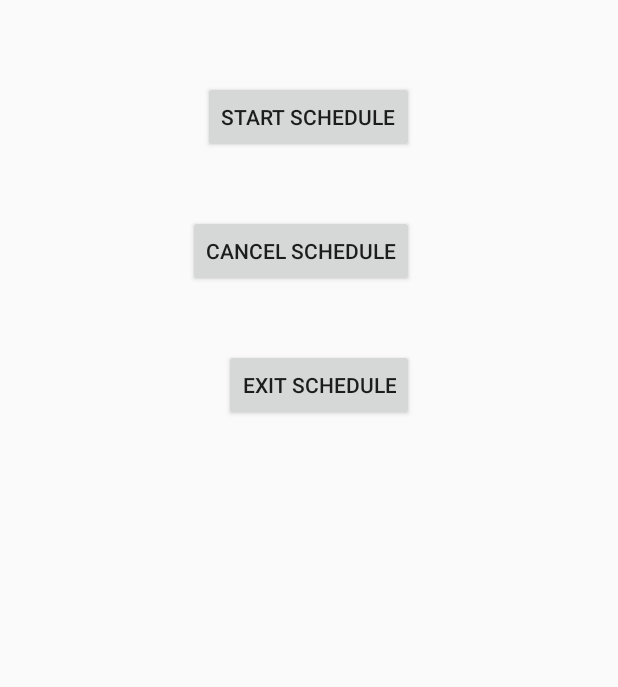
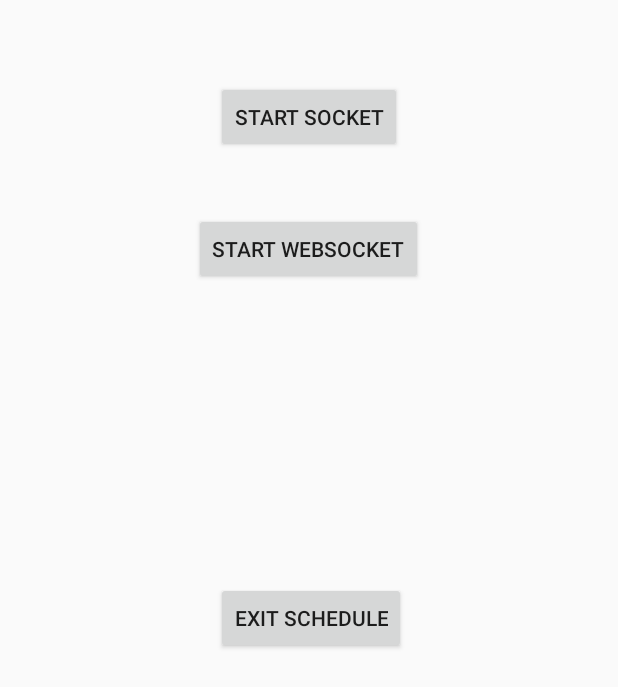
Before and after one commit to gitlunard/SW, an Android app: the screen it shows after launch (Main before the commit, MainActivity after it), on a phone screen of 412 x 824 dp. Shown: the top 687 px of the screen. Run offline under Robolectric (Android 15) with nearby library versions, the phone set to English and light mode, and no system bars; libraries missing offline, so code that uses them is left out: com.neovisionaries.ws.

Commit message:
added websocket client

```diff
--- a/App-Android/ServiceScheduler/app/build.gradle
+++ b/App-Android/ServiceScheduler/app/build.gradle
@@ -23,4 +23,5 @@ dependencies {
     compile fileTree(dir: 'libs', include: ['*.jar'])
     testCompile 'junit:junit:4.12'
     compile 'com.android.support:appcompat-v7:23.1.0'
+    compile 'com.neovisionaries:nv-websocket-client:1.12'
 }
--- a/App-Android/ServiceScheduler/app/src/main/AndroidManifest.xml
+++ b/App-Android/ServiceScheduler/app/src/main/AndroidManifest.xml
@@ -10,8 +10,9 @@
         android:allowBackup="true"
         android:label="@string/app_name"
         android:theme="@style/AppTheme" >
+
         <activity
-            android:name="legolu.servicescheduler.Main"
+            android:name="legolu.servicescheduler.MainActivity"
             android:label="@string/app_name" >
             <intent-filter>
                 <action android:name="android.intent.action.MAIN" />
@@ -19,7 +20,7 @@
             </intent-filter>
         </activity>
 
-        <receiver android:name="legolu.servicescheduler.SmsReceiver">
+        <receiver android:name="legolu.servicescheduler.SMSReceiver">
             <intent-filter>
                 <action android:name="android.provider.Telephony.SMS_RECEIVED" />
             </intent-filter>
--- a/App-Android/ServiceScheduler/app/src/main/java/legolu/servicescheduler/Actions.java
+++ b/App-Android/ServiceScheduler/app/src/main/java/legolu/servicescheduler/Actions.java
@@ -6,7 +6,7 @@ package legolu.servicescheduler;
 public class Actions {
 
     public final static String SEND_SMS = "SendSMS";
-    public final static String HANDLE_SMS = "HandleSMS";
+    public final static String HANDLE_SMS = "ReceivedSMS";
     public final static String SEND_EMAIL = "SendEmail";
 
 }
--- a/App-Android/ServiceScheduler/app/src/main/java/legolu/servicescheduler/EmailSender.java
+++ b/App-Android/ServiceScheduler/app/src/main/java/legolu/servicescheduler/EmailSender.java
@@ -13,7 +13,7 @@ public class EmailSender implements RequestedAction {
 	private final static String TAG = "EmailSender";
 
 	@Override
-	public void executeRequest() {
+	public void executeRequest(String text) {
 
 		//TODO
 		Log.i(TAG, "TODO");
--- a/App-Android/ServiceScheduler/app/src/main/java/legolu/servicescheduler/Globals.java
+++ b/App-Android/ServiceScheduler/app/src/main/java/legolu/servicescheduler/Globals.java
@@ -1,6 +1,8 @@
 package legolu.servicescheduler;
 
 import android.net.wifi.WifiManager;
+
+import com.neovisionaries.ws.client.WebSocket;
 
 /**
  * Application globals.
@@ -19,6 +21,8 @@ public class Globals {
     private WifiManager.WifiLock wifiLock;
     private final String destinationNumber;
 
+    private WebSocket webSocket;
+
     private Globals() {
 
         this.destinationNumber = "0123456789";
@@ -35,4 +39,11 @@ public class Globals {
     public String getDestinationNumber() {
         return destinationNumber;
     }
+
+    public WebSocket getWebSocket() {
+        return webSocket;
+    }
+    public void setWebSocket(WebSocket webSocket) {
+        this.webSocket = webSocket;
+    }
 }
--- a/App-Android/ServiceScheduler/app/src/main/java/legolu/servicescheduler/Main.java
+++ /dev/null
@@ -1,79 +0,0 @@
-package legolu.servicescheduler;
-
-import android.app.Activity;
-import android.app.AlarmManager;
-import android.app.PendingIntent;
-import android.content.Context;
-import android.content.Intent;
-import android.net.wifi.WifiManager;
-import android.os.Bundle;
-import android.telephony.TelephonyManager;
-import android.util.Log;
-import android.view.View;
-import android.widget.Toast;
-
-import legolu.servicelegolu.R;
-
-
-public class Main extends Activity {
-
-
-    @Override
-    protected void onCreate(Bundle savedInstanceState) {
-
-        super.onCreate(savedInstanceState);
-
-        setContentView(R.layout.layout);
-
-        WifiManager.WifiLock wifiLock = Globals.getInstance().getWifiLock();
-        if (wifiLock == null) {
-            WifiManager wifiManager = (WifiManager) getApplicationContext().getSystemService(Context.WIFI_SERVICE);
-            wifiLock = wifiManager.createWifiLock(WifiManager.WIFI_MODE_FULL, "MyWifiLock");
-            Globals.getInstance().setWifiLock(wifiLock);
-        }
-
-        if(!wifiLock.isHeld()){
-            wifiLock.acquire();
-            //TODO quando rilasciare?
-            Log.d("Main", "wifi lock acquired");
-        }
-    }
-
-
-
-    public void btnStartSchedule(View v) {
-
-        try {
-
-            new Thread(new ThreadServer(getApplicationContext())).start();
-
-            /*LB: Quello che segue è commentato perchè non funziona la ricezione sulla socket
-            * Sarebbe meglio fare andare questo ed eliminare ThreadServer.java*/
-            //new ServerAsyncNotify().execute();
-
-            toast("Start Service...");
-
-        } catch (Exception e) {
-            e.printStackTrace();
-        }
-
-    }
-
-    public void btnCancelSchedules(View v) {
-
-        toast("Cancel...");
-
-    }
-    public void btnExitSchedules(View v) {
-
-        android.os.Process.killProcess(android.os.Process.myPid());
-
-    }
-
-    public void toast(String message) {
-
-        Toast.makeText(getApplicationContext(), message, Toast.LENGTH_LONG).show();
-
-    }
-
-}
--- /dev/null
+++ b/App-Android/ServiceScheduler/app/src/main/java/legolu/servicescheduler/MainActivity.java
@@ -0,0 +1,131 @@
+package legolu.servicescheduler;
+
+import android.app.Activity;
+import android.content.Context;
+import android.net.wifi.WifiManager;
+import android.os.Bundle;
+import android.util.Log;
+import android.view.View;
+import android.widget.Toast;
+
+import com.neovisionaries.ws.client.WebSocket;
+import com.neovisionaries.ws.client.WebSocketAdapter;
+import com.neovisionaries.ws.client.WebSocketException;
+import com.neovisionaries.ws.client.WebSocketFactory;
+
+import java.io.IOException;
+import java.util.List;
+import java.util.Map;
+
+import legolu.servicelegolu.R;
+
+
+public class MainActivity extends Activity {
+
+    private final static String TAG = "MainActivity";
+
+
+    @Override
+    protected void onCreate(Bundle savedInstanceState) {
+
+        super.onCreate(savedInstanceState);
+
+        setContentView(R.layout.layout);
+
+        WifiManager.WifiLock wifiLock = Globals.getInstance().getWifiLock();
+        if (wifiLock == null) {
+            WifiManager wifiManager = (WifiManager) getApplicationContext().getSystemService(Context.WIFI_SERVICE);
+            wifiLock = wifiManager.createWifiLock(WifiManager.WIFI_MODE_FULL, "MyWifiLock");
+            Globals.getInstance().setWifiLock(wifiLock);
+        }
+
+        if(!wifiLock.isHeld()){
+            wifiLock.acquire();
+            //TODO quando rilasciare?
+            Log.d("MainActivity", "wifi lock acquired");
+        }
+    }
+
+
+    public void btnStartSocket(View v) {
+
+        try {
+
+            toast("start Socket...");
+
+            new Thread(new ThreadServer(getApplicationContext())).start();
+
+            /*LB: Quello che segue è commentato perchè non funziona la ricezione sulla socket
+            * Sarebbe meglio fare andare questo ed eliminare ThreadServer.java*/
+            //new ServerAsyncNotify().execute();
+
+        } catch (Exception e) {
+            e.printStackTrace();
+        }
+
+    }
+
+    public void btnStartWebSocket(View v) {
+
+
+        try {
+
+            /**
+             * On server-side I used: https://github.com/ghedipunk/PHP-Websockets
+             * testwebsock.php
+             *
+             * 10.0.2.2 is the development machine loopback address (127.0.0.1)
+             */
+            WebSocket ws = new WebSocketFactory().createSocket("ws://10.0.2.2:9000/echobot");
+            ws.addListener(new WebSocketAdapter() {
+
+                @Override
+                public void onConnected(WebSocket websocket, Map<String, List<String>> headers)
+                        throws Exception {
+                    Log.d(TAG, "web socket connected");
+                    toast("web socket connected");
+                }
+
+                @Override
+                public void onTextMessage(WebSocket websocket, String message) throws Exception {
+                    Log.d(TAG, "received message from websocket: " + message);
+                    toast("received message from websocket: " + message);
+
+                    ExecuteAction executeAction = new ExecuteAction(getApplicationContext());
+                    executeAction.notify(message);
+                }
+
+            });
+
+            try {
+                ws.connect();
+                Globals.getInstance().setWebSocket(ws);
+            } catch (WebSocketException e) {
+                Log.e(TAG, "Cannot connect Web socket", e);
+                toast("Cannot connect Web socket");
+            }
+
+
+        } catch (IOException e) {
+            Log.e(TAG, "Exception while creating web socket", e);
+        }
+
+    }
+
+
+    public void btnExitSchedules(View v) {
+
+        android.os.Process.killProcess(android.os.Process.myPid());
+
+    }
+
+    public void toast(final String message) {
+
+        // force execution on UI Thread since this can be called from other threads
+        this.runOnUiThread(new Runnable() {
+            public void run() {
+                Toast.makeText(MainActivity.this, message, Toast.LENGTH_SHORT).show();
+            }
+        });
+    }
+}
--- a/App-Android/ServiceScheduler/app/src/main/java/legolu/servicescheduler/RequestedAction.java
+++ b/App-Android/ServiceScheduler/app/src/main/java/legolu/servicescheduler/RequestedAction.java
@@ -5,5 +5,5 @@ package legolu.servicescheduler;
  */
 public interface RequestedAction {
 
-    public void executeRequest();
+    public void executeRequest(String text);
 }
--- a/App-Android/ServiceScheduler/app/src/main/java/legolu/servicescheduler/SMSSender.java
+++ b/App-Android/ServiceScheduler/app/src/main/java/legolu/servicescheduler/SMSSender.java
@@ -29,9 +29,7 @@ public class SMSSender extends BroadcastReceiver implements RequestedAction {
     }
 
     @Override
-    public void executeRequest() {
-
-        String message = "Hello World!";
+    public void executeRequest(String message) {
 
         Intent sentIntent = new Intent(ACTION);
 
--- a/App-Android/ServiceScheduler/app/src/main/java/legolu/servicescheduler/ServerAsyncNotify.java
+++ b/App-Android/ServiceScheduler/app/src/main/java/legolu/servicescheduler/ServerAsyncNotify.java
@@ -15,9 +15,9 @@ import java.net.Socket;
  * Il metodo doInBackgroud di AsyncTask viene eseguito su un altro thread.
  *
  * @author leo
+ * @deprecated
  *
  */
-
 public class ServerAsyncNotify extends AsyncTask{
 
     public static final int SERVERPORT = 5555;
--- a/App-Android/ServiceScheduler/app/src/main/java/legolu/servicescheduler/ThreadServer.java
+++ b/App-Android/ServiceScheduler/app/src/main/java/legolu/servicescheduler/ThreadServer.java
@@ -11,6 +11,7 @@ import android.widget.Toast;
 
 /**
  * The class extends the Thread class so we can receive and send messages at the same time
+ * @deprecated
  */
 public class ThreadServer implements Runnable {
 
--- a/App-Android/ServiceScheduler/app/src/main/res/layout/layout.xml
+++ b/App-Android/ServiceScheduler/app/src/main/res/layout/layout.xml
@@ -10,23 +10,23 @@
         android:layout_alignParentTop="true"
         android:layout_centerHorizontal="true"
         android:layout_marginTop="54dp"
-        android:text="Start Schedule" android:onClick="btnStartSchedule"/>
+        android:text="Start Socket" android:onClick="btnStartSocket"/>
 
     <Button
         android:id="@+id/button2"
         android:layout_width="wrap_content"
         android:layout_height="wrap_content"
-        android:layout_alignRight="@+id/button1"
+        android:layout_marginTop="40dp"
+        android:text="Start WebSocket" android:onClick="btnStartWebSocket"
         android:layout_below="@+id/button1"
-        android:layout_marginTop="41dp"
-        android:text="Cancel Schedule" android:onClick="btnCancelSchedules"/>
+        android:layout_centerHorizontal="true" />
     <Button
         android:id="@+id/button3"
         android:layout_width="wrap_content"
         android:layout_height="wrap_content"
-        android:layout_alignRight="@+id/button2"
-        android:layout_below="@+id/button2"
-        android:layout_marginTop="41dp"
-        android:text="Exit Schedule" android:onClick="btnExitSchedules"/>
+        android:text="Exit Schedule" android:onClick="btnExitSchedules"
+        android:layout_centerVertical="true"
+        android:layout_alignLeft="@+id/button1"
+        android:layout_alignStart="@+id/button1" />
 
 </RelativeLayout>
```
Also changed, not shown: App-Android/ServiceScheduler/app/src/main/java/legolu/servicescheduler/ExecuteAction.java (+2 -8 lines), App-Android/ServiceScheduler/app/src/main/java/legolu/servicescheduler/SMSReceivedHandler.java (+16 -2 lines), App-Android/ServiceScheduler/app/src/main/java/legolu/servicescheduler/SmsReceiver.java (+5 -4 lines), 1 other file.
